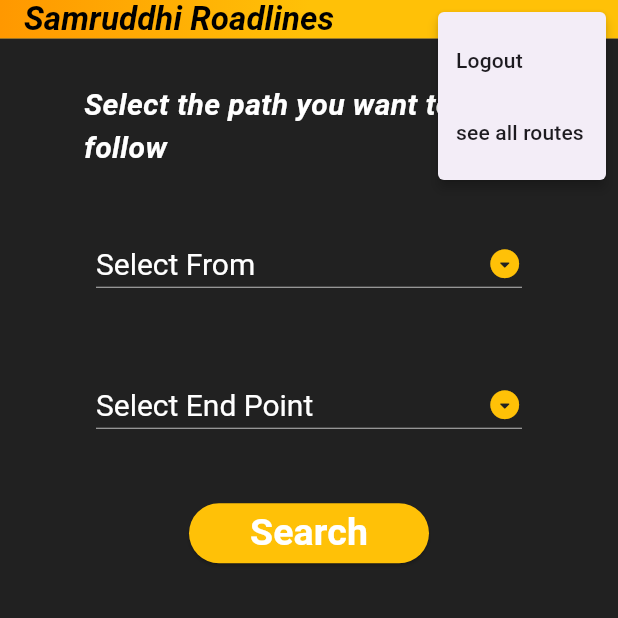
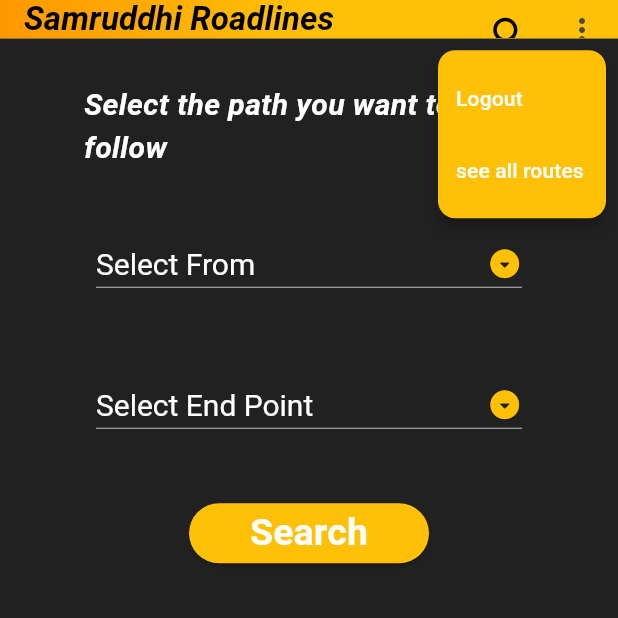
Before and after one commit to COffeebean2610/Project-SHW, a Flutter app: the screen it shows once a user with an empty profile is signed in, after a tap on the "more vert" icon, on a phone screen of 412 x 824 dp, the top half of it. Run offline on Flutter 3.47's test engine with Material 3 defaults, Android fonts, the phone set to English and light mode, and no system bars; our stand-ins replace cloud_firestore, firebase_auth, firebase_core, fluttertoast, google_sign_in; accounts and stored records are empty; network calls fail; Roboto replaces fonts that are missing (Times New Roman).

Commit message:
google signin functionality'

```diff
--- a/lib/appbar/app_bar.dart
+++ b/lib/appbar/app_bar.dart
@@ -64,10 +64,20 @@
             return {'Logout', 'see all routes'}.map((String choice) {
               return PopupMenuItem<String>(
                 value: choice,
-                child: Text(choice),
+                child: Text(
+                  choice,
+                  style: const TextStyle(color: Colors.white),
+                ),
               );
             }).toList();
           },
+          color: Colors.amber,
+          position: PopupMenuPosition.under,
+          offset:const Offset(0, 16),
+          shape: RoundedRectangleBorder(
+              borderRadius: BorderRadius.circular(
+                  23 * MediaQuery.of(context).size.aspectRatio)),
+          elevation: 4,
         ),
         // IconButton(
         //   icon: const Icon(Icons.logout,color: Colors.black,),
@@ -76,11 +86,10 @@
         //   },
         // ),
       ],
-
-
     );
   }
-  void handleClick(String value,BuildContext context) {
+
+  void handleClick(String value, BuildContext context) {
     switch (value) {
       case 'Logout':
         logout();
@@ -89,17 +98,18 @@
         locations(context);
         break;
     }
+  }
 
-  }
-  void logout () async{
+  void logout() async {
     await FirebaseAuth.instance.signOut();
   }
 
-  void locations (BuildContext context){
+  void locations(BuildContext context) {
     Navigator.push(
       context,
       MaterialPageRoute(
         builder: (context) => const LocationsForGoogleMaps(),
       ),
-    );}
+    );
+  }
 }
--- a/lib/auth/auth_form.dart
+++ b/lib/auth/auth_form.dart
@@ -2,6 +2,7 @@
 import 'package:flutter/material.dart';
 import 'package:cloud_firestore/cloud_firestore.dart';
 import 'package:fluttertoast/fluttertoast.dart';
+import 'package:google_sign_in/google_sign_in.dart';
 
 class AuthForm extends StatefulWidget {
   const AuthForm({super.key});
@@ -72,6 +73,44 @@
       rethrow;
     }
   }
+  signInWithGoogle() async {
+    try {
+      // Trigger the Google Sign-In flow.
+      final GoogleSignInAccount? googleUser = await GoogleSignIn().signIn();
+
+      // Get the authentication details from the signed in user.
+      final GoogleSignInAuthentication? googleAuth = await googleUser?.authentication;
+
+      // Create a credential from the access token and ID token obtained.
+      final AuthCredential credential = GoogleAuthProvider.credential(
+        accessToken: googleAuth?.accessToken,
+        idToken: googleAuth?.idToken,
+      );
+
+      // Authenticate with Firebase using the obtained credential.
+      final UserCredential userCredential = await FirebaseAuth.instance.signInWithCredential(credential);
+
+      // Check if the user is a new user.
+      if (userCredential.additionalUserInfo!.isNewUser) {
+        // If it's a new user, navigate to a registration page or perform additional actions.
+        // For example, you can navigate to a registration page passing necessary data.
+        // Navigator.push(context, MaterialPageRoute(builder: (context) => RegistrationPage()));
+
+        // In this example, I'm printing a message indicating the user is new.
+        print('New user signed in with Google!');
+      } else {
+        // If it's an existing user, navigate to the main page or perform necessary actions.
+        // For example, you can navigate to the home page.
+        // Navigator.push(context, MaterialPageRoute(builder: (context) => HomePage()));
+
+        // In this example, I'm printing a message indicating the user is existing.
+        print('Existing user signed in with Google!');
+      }
+    } catch (e) {
+      // Handle errors if any.
+      print('Error signing in with Google: $e');
+    }
+  }
 
   //widget build
   @override
@@ -140,7 +179,7 @@
                       height: 10,
                     ),
                     TextFormField(
-                      style: TextStyle(color: Colors.lightBlue),
+                      style: const TextStyle(color: Colors.lightBlue),
                         obscureText: passwordVisible,
                         keyboardType: TextInputType.emailAddress,
                         key: const ValueKey("password"),
@@ -153,7 +192,7 @@
                                   BorderSide(color: Colors.white, width: 2)),
                           labelText: "Password",
 
-                          labelStyle: TextStyle(color:Colors.white),
+                          labelStyle: const TextStyle(color:Colors.white),
 
                           suffixIcon: IconButton(
                             onPressed: togglePasswordVisibility,
@@ -205,6 +244,10 @@
                     const SizedBox(
                       height: 10,
                     ),
+                      ElevatedButton(onPressed:signInWithGoogle, child:const Text("Sign In with google",),),
+                    const SizedBox(
+                      height: 10,
+                    ),
                     TextButton(
                       child: isLoginPage
                           ? const Text(
@@ -227,5 +270,6 @@
         ],
       ),
     );
+
   }
 }
--- a/lib/main.dart
+++ b/lib/main.dart
@@ -58,6 +58,8 @@
                     fontSize: 16.0);
                 return const AuthScreen();
               }
-            }));
+            }
+            )
+    );
   }
 }
--- a/lib/pages/locations_for_google_maps.dart
+++ b/lib/pages/locations_for_google_maps.dart
@@ -109,5 +109,6 @@
       ),
       backgroundColor: Colors.grey.shade900,
     );
+
   }
 }
--- a/pubspec.yaml
+++ b/pubspec.yaml
@@ -44,6 +44,7 @@
   url_launcher: ^6.2.5
   fluttertoast: ^8.2.4
   flutter_native_splash: ^2.3.10
+  google_sign_in: ^6.2.1
 
 dev_dependencies:
   flutter_test:
```
Also changed, not shown: pubspec.lock.
